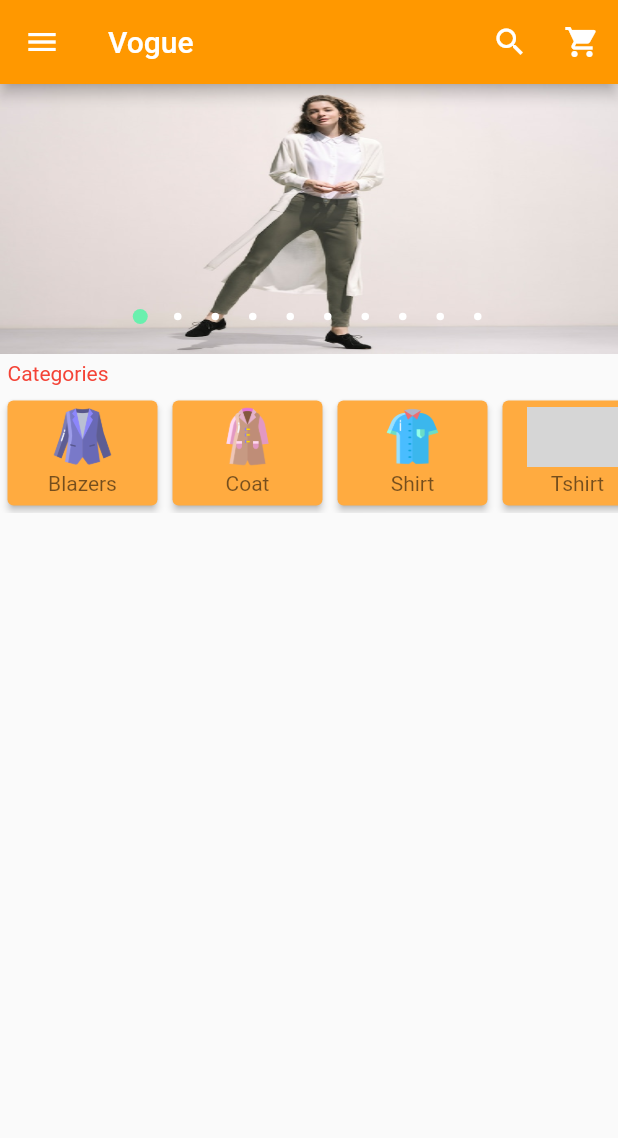
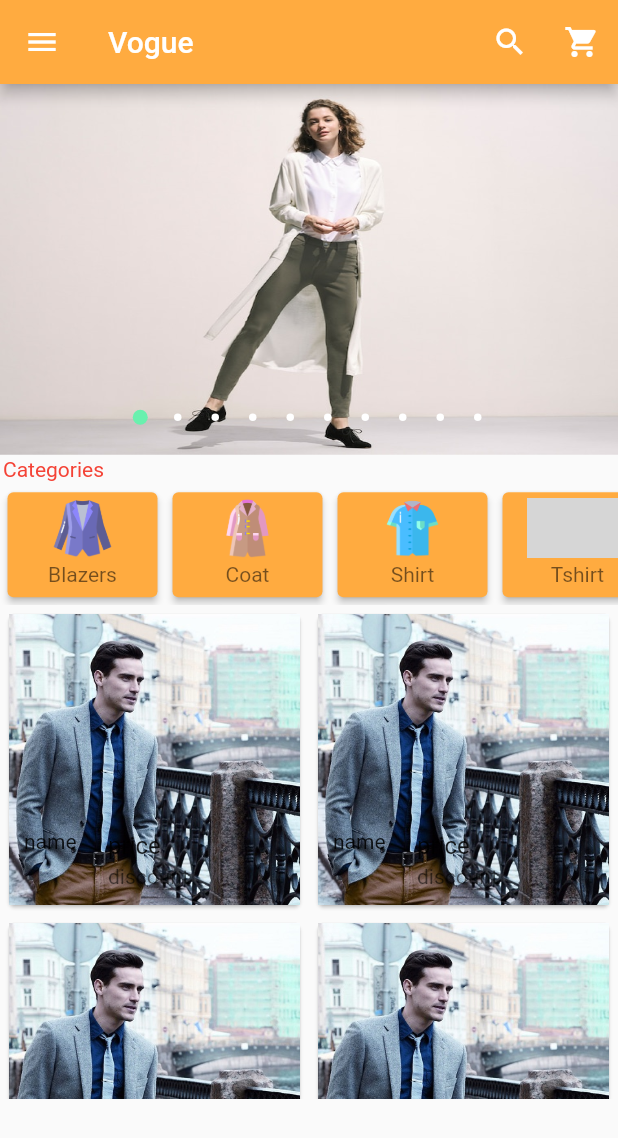
Before and after one commit to zaman-pallob/Vogue, a Flutter app: the screen it shows after launch, on a phone screen of 412 x 824 dp. Shown: the top 1138 px of the screen. Run offline on Flutter 3.47's test engine with Material 2 defaults, Android fonts, the phone set to English and light mode, and no system bars; drawn by our look-alikes of carousel_pro; grey boxes are pictures that could not be loaded.

Commit message:
recent products implementing gridview

```diff
--- a/lib/Home/Home.dart
+++ b/lib/Home/Home.dart
@@ -1,4 +1,5 @@
 import 'package:Vogue/Home/HomeSlider.dart';
+import 'package:Vogue/Home/Homegridview.dart';
 import 'package:Vogue/Home/HorizontalList.dart';
 import 'package:flutter/material.dart';
 
@@ -11,8 +12,9 @@ class _HomeState extends State<Home> {
   @override
   Widget build(BuildContext context) {
     return Scaffold(
+      extendBody: false,
       appBar: AppBar(
-        backgroundColor: Colors.orange,
+        backgroundColor: Colors.orangeAccent,
         title: Text("Vogue"),
         actions: <Widget>[
           IconButton(icon: Icon(Icons.search), onPressed: () {}),
@@ -39,15 +41,26 @@ class _HomeState extends State<Home> {
       )),
       body: ListView(
         children: <Widget>[
-          HomeSlider(),
-          Padding(
-            padding: EdgeInsets.all(5),
+          Container(
+            height: MediaQuery.of(context).size.height * 0.3,
+            child: HomeSlider(),
+          ),
+          Container(
+            padding: EdgeInsets.all(2),
             child: Text(
               "Categories",
               style: TextStyle(color: Colors.red),
             ),
           ),
-          HorizontalList(),
+          Container(
+            width: MediaQuery.of(context).size.width,
+            height: 80,
+            child: HorizontalList(),
+          ),
+          Container(
+            height: MediaQuery.of(context).size.height * 0.4,
+            child: Homegridview(),
+          )
         ],
       ),
     );
@@ -55,9 +68,7 @@ class _HomeState extends State<Home> {
 
   Widget drawerHeader(String name, String email, IconData icons) {
     return UserAccountsDrawerHeader(
-      decoration: BoxDecoration(
-        color: Colors.orangeAccent,
-      ),
+      decoration: BoxDecoration(color: Colors.orangeAccent),
       accountName: Text(name),
       accountEmail: Text(email),
       currentAccountPicture: new CircleAvatar(
--- a/lib/Home/HomeSlider.dart
+++ b/lib/Home/HomeSlider.dart
@@ -4,9 +4,7 @@ import 'package:carousel_pro/carousel_pro.dart';
 class HomeSlider extends StatelessWidget {
   @override
   Widget build(BuildContext context) {
-    return Container(
-      height: 180,
-      child: Carousel(
+    return Carousel(
       boxFit: BoxFit.fill,
       images: [
         AssetImage('images/f.jpg'),
@@ -26,7 +24,6 @@ class HomeSlider extends StatelessWidget {
       dotIncreasedColor: Colors.greenAccent,
       animationCurve: Curves.fastOutSlowIn,
       animationDuration: Duration(milliseconds: 1000),
-      ),
     );
   }
 }
--- /dev/null
+++ b/lib/Home/Homegridview.dart
@@ -0,0 +1,45 @@
+import 'package:flutter/material.dart';
+
+class Homegridview extends StatefulWidget {
+  @override
+  _HomegridviewState createState() => _HomegridviewState();
+}
+
+class _HomegridviewState extends State<Homegridview> {
+  List item = ["1", "2", "3", "4", "5", "6", "7", "8"];
+  @override
+  Widget build(BuildContext context) {
+    return GridView.builder(
+        scrollDirection: Axis.vertical,
+        itemCount: item.length,
+        gridDelegate:
+            new SliverGridDelegateWithFixedCrossAxisCount(crossAxisCount: 2),
+        itemBuilder: (context, index) {
+          return singleBlock(index, item[index]);
+        });
+  }
+
+  Widget singleBlock(int index, String itemname) {
+    return InkWell(
+      onTap: () {
+        print(itemname);
+      },
+      child: GridTile(
+        footer: ListTile(
+          leading: Text("name"),
+          title: Text("price"),
+          subtitle: Text("discount"),
+        ),
+        child: Container(
+          padding: EdgeInsets.all(2),
+          child: Card(
+            child: Image(
+              image: AssetImage('images/f2.jpg'),
+              fit: BoxFit.cover,
+            ),
+          ),
+        ),
+      ),
+    );
+  }
+}
--- a/lib/Home/HorizontalList.dart
+++ b/lib/Home/HorizontalList.dart
@@ -3,10 +3,7 @@ import 'package:flutter/material.dart';
 class HorizontalList extends StatelessWidget {
   @override
   Widget build(BuildContext context) {
-    return Container(
-      height: 80,
-      width: MediaQuery.of(context).size.width,
-      child: ListView(
+    return ListView(
       scrollDirection: Axis.horizontal,
       children: <Widget>[
         itemBlock("Blazers", AssetImage('Options/blazer.png')),
@@ -19,7 +16,6 @@ class HorizontalList extends StatelessWidget {
         itemBlock("Skirt", AssetImage('Options/skirt.png')),
         itemBlock("Lingeries", AssetImage('Options/bikini.png')),
       ],
-      ),
     );
   }
 
```
Lines whose indentation alone changed are shown as unchanged.
